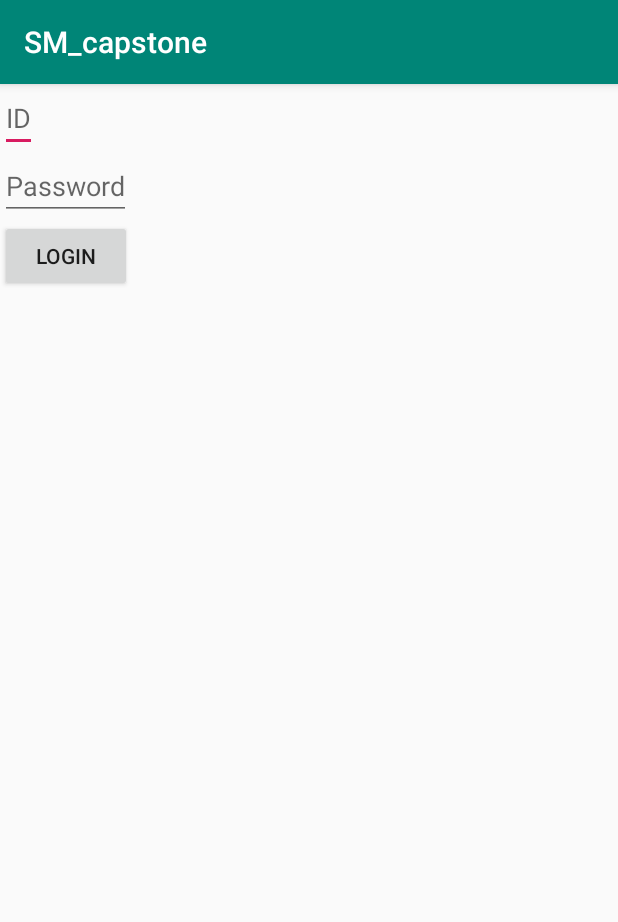
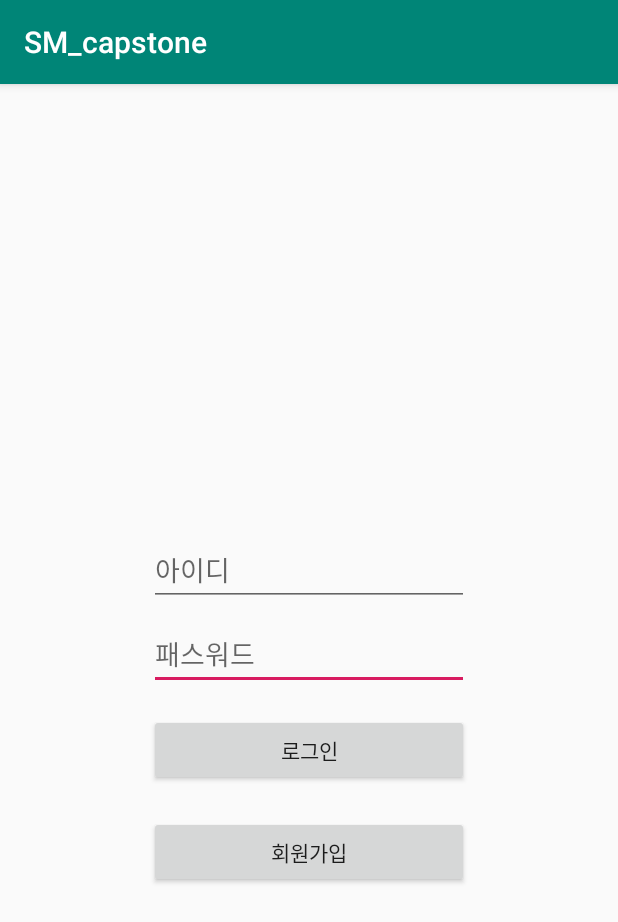
Before and after one commit to kouym7979/SM-Capstone, an Android app: the LoginActivity screen opened directly, with no data from a screen before it, on a phone screen of 412 x 824 dp. Shown: the top 922 px of the screen. Run offline under Robolectric (Android 15) with nearby library versions, the light colour scheme and no system bars.

Commit message:
[add]Login, SignUp

```diff
--- a/app/src/main/AndroidManifest.xml
+++ b/app/src/main/AndroidManifest.xml
@@ -9,12 +9,12 @@
         android:roundIcon="@mipmap/ic_launcher_round"
         android:supportsRtl="true"
         android:theme="@style/AppTheme">
-
+        <activity android:name=".SignupActivity"></activity>
         <activity android:name=".LoginActivity" />
         <activity
             android:name=".MainActivity"
             android:label="@string/app_name"
-            android:theme="@style/AppTheme.NoActionBar"/>
+            android:theme="@style/AppTheme.NoActionBar" />
         <activity android:name=".SplashActivity">
             <intent-filter>
                 <action android:name="android.intent.action.MAIN" />
--- a/app/src/main/java/com/example/sm_capstone/LoginActivity.java
+++ b/app/src/main/java/com/example/sm_capstone/LoginActivity.java
@@ -8,25 +8,29 @@ import android.view.View;
 import android.widget.Button;
 import android.widget.EditText;
 
-public class LoginActivity extends AppCompatActivity implements View.OnClickListener {
+public class LoginActivity extends AppCompatActivity  {
 
-    private EditText id,pw;
-    private Button login;
-    private Button os;
+    private Button btn_login;
+    private Button btn_register;
+    private EditText idEdit;
+    private EditText passEdit;
     @Override
     protected void onCreate(Bundle savedInstanceState) {
         super.onCreate(savedInstanceState);
         setContentView(R.layout.activity_login);
 
-        id=findViewById(R.id.id);
-        pw=findViewById(R.id.password);
-       findViewById(R.id.login_btn).setOnClickListener(this);
+        btn_login = findViewById(R.id.btn_login);
+        btn_register = findViewById(R.id.btn_register);
 
-    }
-
-    @Override
-    public void onClick(View v) {
-        startActivity(new Intent(this,MainActivity.class));
-        finish();
+        idEdit = findViewById(R.id.idEdit);
+        passEdit = findViewById(R.id.passEdit);
+        btn_register.setOnClickListener(new View.OnClickListener() {
+            @Override
+            public void onClick(View v) {
+                Intent intent2 = new Intent(LoginActivity.this, SignupActivity.class);
+                startActivity(intent2);
+                finish();
+            }
+        });
     }
 }
--- a/app/src/main/res/layout/activity_login.xml
+++ b/app/src/main/res/layout/activity_login.xml
@@ -1,28 +1,57 @@
 <?xml version="1.0" encoding="utf-8"?>
-<LinearLayout xmlns:android="http://schemas.android.com/apk/res/android"
+<androidx.constraintlayout.widget.ConstraintLayout xmlns:android="http://schemas.android.com/apk/res/android"
+    xmlns:app="http://schemas.android.com/apk/res-auto"
     xmlns:tools="http://schemas.android.com/tools"
     android:layout_width="match_parent"
     android:layout_height="match_parent"
-    android:orientation="vertical"
     tools:context=".LoginActivity">
 
     <EditText
+        android:id="@+id/passEdit"
         android:layout_width="wrap_content"
         android:layout_height="wrap_content"
-        android:hint="ID"
-        android:id="@+id/id"
-        android:inputType="text"/>
+        android:layout_marginStart="8dp"
+        android:layout_marginTop="8dp"
+        android:layout_marginEnd="8dp"
+        android:ems="10"
+        android:hint="패스워드"
+        android:inputType="textPassword"
+        app:layout_constraintEnd_toEndOf="parent"
+        app:layout_constraintStart_toStartOf="parent"
+        app:layout_constraintTop_toBottomOf="@+id/idEdit" />
 
     <EditText
+        android:id="@+id/idEdit"
         android:layout_width="wrap_content"
         android:layout_height="wrap_content"
-        android:hint="Password"
-        android:id="@+id/password"
-        android:inputType="textPassword"/>
+        android:layout_marginStart="8dp"
+        android:layout_marginTop="300dp"
+        android:layout_marginEnd="8dp"
+        android:ems="10"
+        android:hint="아이디"
+        android:inputType="textPersonName"
+        app:layout_constraintEnd_toEndOf="parent"
+        app:layout_constraintStart_toStartOf="parent"
+        app:layout_constraintTop_toTopOf="parent" />
     <Button
-        android:layout_width="wrap_content"
+        android:id="@+id/btn_login"
+        android:layout_width="0dp"
         android:layout_height="wrap_content"
-        android:text="LOGIN"
-        android:id="@+id/login_btn"
-        />
-</LinearLayout>
+        android:layout_marginTop="16dp"
+        android:text="로그인"
+        app:layout_constraintEnd_toEndOf="@+id/passEdit"
+        app:layout_constraintHorizontal_bias="0.0"
+        app:layout_constraintStart_toStartOf="@+id/passEdit"
+        app:layout_constraintTop_toBottomOf="@+id/passEdit" />
+    <Button
+        android:id="@+id/btn_register"
+        android:layout_width="0dp"
+        android:layout_height="wrap_content"
+        android:layout_marginTop="20dp"
+        android:text="회원가입"
+        app:layout_constraintEnd_toEndOf="@+id/btn_login"
+        app:layout_constraintHorizontal_bias="0.0"
+        app:layout_constraintStart_toStartOf="@+id/btn_login"
+        app:layout_constraintTop_toBottomOf="@+id/btn_login" />
+
+</androidx.constraintlayout.widget.ConstraintLayout>
```
Also changed, not shown: app/src/main/java/com/example/sm_capstone/SignupActivity.java (added, +50 -0 lines), app/src/main/res/layout/activity_signup_acitivity.xml (added, +113 -0 lines).
